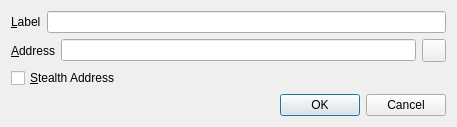
Qt form src/qt/forms/editaddressdialog.ui (aliothcoin/aliothcoin) before a commit.
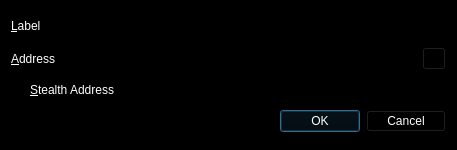
The same form after that commit. Icons and pictures are not drawn.

Diff of the .ui file:
```diff
--- a/src/qt/forms/editaddressdialog.ui
+++ b/src/qt/forms/editaddressdialog.ui
@@ -7,9 +7,424 @@
     <x>0</x>
     <y>0</y>
     <width>457</width>
-    <height>126</height>
+    <height>150</height>
    </rect>
   </property>
+  <property name="palette">
+   <palette>
+    <active>
+     <colorrole role="WindowText">
+      <brush brushstyle="SolidPattern">
+       <color alpha="255">
+        <red>255</red>
+        <green>255</green>
+        <blue>255</blue>
+       </color>
+      </brush>
+     </colorrole>
+     <colorrole role="Button">
+      <brush brushstyle="SolidPattern">
+       <color alpha="255">
+        <red>0</red>
+        <green>0</green>
+        <blue>0</blue>
+       </color>
+      </brush>
+     </colorrole>
+     <colorrole role="Light">
+      <brush brushstyle="SolidPattern">
+       <color alpha="255">
+        <red>0</red>
+        <green>0</green>
+        <blue>0</blue>
+       </color>
+      </brush>
+     </colorrole>
+     <colorrole role="Midlight">
+      <brush brushstyle="SolidPattern">
+       <color alpha="255">
+        <red>0</red>
+        <green>0</green>
+        <blue>0</blue>
+       </color>
+      </brush>
+     </colorrole>
+     <colorrole role="Dark">
+      <brush brushstyle="SolidPattern">
+       <color alpha="255">
+        <red>0</red>
+        <green>0</green>
+        <blue>0</blue>
+       </color>
+      </brush>
+     </colorrole>
+     <colorrole role="Mid">
+      <brush brushstyle="SolidPattern">
+       <color alpha="255">
+        <red>0</red>
+        <green>0</green>
+        <blue>0</blue>
+       </color>
+      </brush>
+     </colorrole>
+     <colorrole role="Text">
+      <brush brushstyle="SolidPattern">
+       <color alpha="255">
+        <red>255</red>
+        <green>255</green>
+        <blue>255</blue>
+       </color>
+      </brush>
+     </colorrole>
+     <colorrole role="BrightText">
+      <brush brushstyle="SolidPattern">
+       <color alpha="255">
+        <red>255</red>
+        <green>255</green>
+        <blue>255</blue>
+       </color>
+      </brush>
+     </colorrole>
+     <colorrole role="ButtonText">
+      <brush brushstyle="SolidPattern">
+       <color alpha="255">
+        <red>255</red>
+        <green>255</green>
+        <blue>255</blue>
+       </color>
+      </brush>
+     </colorrole>
+     <colorrole role="Base">
+      <brush brushstyle="SolidPattern">
+       <color alpha="255">
+        <red>0</red>
+        <green>0</green>
+        <blue>0</blue>
+       </color>
+      </brush>
+     </colorrole>
+     <colorrole role="Window">
+      <brush brushstyle="SolidPattern">
+       <color alpha="255">
+        <red>0</red>
+        <green>0</green>
+        <blue>0</blue>
+       </color>
+      </brush>
+     </colorrole>
+     <colorrole role="Shadow">
+      <brush brushstyle="SolidPattern">
+       <color alpha="255">
+        <red>0</red>
+        <green>0</green>
+        <blue>0</blue>
+       </color>
+      </brush>
+     </colorrole>
+     <colorrole role="AlternateBase">
+      <brush brushstyle="SolidPattern">
+       <color alpha="255">
+        <red>0</red>
+        <green>0</green>
+        <blue>0</blue>
+       </color>
+      </brush>
+     </colorrole>
+     <colorrole role="ToolTipBase">
+      <brush brushstyle="SolidPattern">
+       <color alpha="255">
+        <red>255</red>
+        <green>255</green>
+        <blue>220</blue>
+       </color>
+      </brush>
+     </colorrole>
+     <colorrole role="ToolTipText">
+      <brush brushstyle="SolidPattern">
+       <color alpha="255">
+        <red>0</red>
+        <green>0</green>
+        <blue>0</blue>
+       </color>
+      </brush>
+     </colorrole>
+    </active>
+    <inactive>
+     <colorrole role="WindowText">
+      <brush brushstyle="SolidPattern">
+       <color alpha="255">
+        <red>255</red>
+        <green>255</green>
+        <blue>255</blue>
+       </color>
+      </brush>
+     </colorrole>
+     <colorrole role="Button">
+      <brush brushstyle="SolidPattern">
+       <color alpha="255">
+        <red>0</red>
+        <green>0</green>
+        <blue>0</blue>
+       </color>
+      </brush>
+     </colorrole>
+     <colorrole role="Light">
+      <brush brushstyle="SolidPattern">
+       <color alpha="255">
+        <red>0</red>
+        <green>0</green>
+        <blue>0</blue>
+       </color>
+      </brush>
+     </colorrole>
+     <colorrole role="Midlight">
+      <brush brushstyle="SolidPattern">
+       <color alpha="255">
+        <red>0</red>
+        <green>0</green>
+        <blue>0</blue>
+       </color>
+      </brush>
+     </colorrole>
+     <colorrole role="Dark">
+      <brush brushstyle="SolidPattern">
+       <color alpha="255">
+        <red>0</red>
+        <green>0</green>
+        <blue>0</blue>
+       </color>
+      </brush>
+     </colorrole>
+     <colorrole role="Mid">
+      <brush brushstyle="SolidPattern">
+       <color alpha="255">
+        <red>0</red>
+        <green>0</green>
+        <blue>0</blue>
+       </color>
+      </brush>
+     </colorrole>
+     <colorrole role="Text">
+      <brush brushstyle="SolidPattern">
+       <color alpha="255">
+        <red>255</red>
+        <green>255</green>
+        <blue>255</blue>
+       </color>
+      </brush>
+     </colorrole>
+     <colorrole role="BrightText">
+      <brush brushstyle="SolidPattern">
+       <color alpha="255">
+        <red>255</red>
+        <green>255</green>
+        <blue>255</blue>
+       </color>
+      </brush>
+     </colorrole>
+     <colorrole role="ButtonText">
+      <brush brushstyle="SolidPattern">
+       <color alpha="255">
+        <red>255</red>
+        <green>255</green>
+        <blue>255</blue>
+       </color>
+      </brush>
+     </colorrole>
+     <colorrole role="Base">
+      <brush brushstyle="SolidPattern">
+       <color alpha="255">
+        <red>0</red>
+        <green>0</green>
+        <blue>0</blue>
+       </color>
+      </brush>
+     </colorrole>
+     <colorrole role="Window">
+      <brush brushstyle="SolidPattern">
+       <color alpha="255">
+        <red>0</red>
+        <green>0</green>
+        <blue>0</blue>
+       </color>
+      </brush>
+     </colorrole>
+     <colorrole role="Shadow">
+      <brush brushstyle="SolidPattern">
+       <color alpha="255">
+        <red>0</red>
+        <green>0</green>
+        <blue>0</blue>
+       </color>
+      </brush>
+     </colorrole>
+     <colorrole role="AlternateBase">
+      <brush brushstyle="SolidPattern">
+       <color alpha="255">
+        <red>0</red>
+        <green>0</green>
+        <blue>0</blue>
+       </color>
+      </brush>
+     </colorrole>
+     <colorrole role="ToolTipBase">
+      <brush brushstyle="SolidPattern">
+       <color alpha="255">
+        <red>255</red>
+        <green>255</green>
+        <blue>220</blue>
+       </color>
+      </brush>
+     </colorrole>
+     <colorrole role="ToolTipText">
+      <brush brushstyle="SolidPattern">
+       <color alpha="255">
+        <red>0</red>
+        <green>0</green>
+        <blue>0</blue>
+       </color>
+      </brush>
+     </colorrole>
+    </inactive>
+    <disabled>
+     <colorrole role="WindowText">
+      <brush brushstyle="SolidPattern">
+       <color alpha="255">
+        <red>0</red>
+        <green>0</green>
+        <blue>0</blue>
+       </color>
+      </brush>
+     </colorrole>
+     <colorrole role="Button">
+      <brush brushstyle="SolidPattern">
+       <color alpha="255">
+        <red>0</red>
+        <green>0</green>
+        <blue>0</blue>
+       </color>
+      </brush>
+     </colorrole>
+     <colorrole role="Light">
+      <brush brushstyle="SolidPattern">
+       <color alpha="255">
+        <red>0</red>
+        <green>0</green>
+        <blue>0</blue>
+       </color>
+      </brush>
+     </colorrole>
+     <colorrole role="Midlight">
+      <brush brushstyle="SolidPattern">
+       <color alpha="255">
+        <red>0</red>
+        <green>0</green>
+        <blue>0</blue>
+       </color>
+      </brush>
+     </colorrole>
+     <colorrole role="Dark">
+      <brush brushstyle="SolidPattern">
+       <color alpha="255">
+        <red>0</red>
+        <green>0</green>
+        <blue>0</blue>
+       </color>
+      </brush>
+     </colorrole>
+     <colorrole role="Mid">
+      <brush brushstyle="SolidPattern">
+       <color alpha="255">
+        <red>0</red>
+        <green>0</green>
+        <blue>0</blue>
+       </color>
+      </brush>
+     </colorrole>
+     <colorrole role="Text">
+      <brush brushstyle="SolidPattern">
+       <color alpha="255">
+        <red>0</red>
+        <green>0</green>
+        <blue>0</blue>
+       </color>
+      </brush>
+     </colorrole>
+     <colorrole role="BrightText">
+      <brush brushstyle="SolidPattern">
+       <color alpha="255">
+        <red>255</red>
+        <green>255</green>
+        <blue>255</blue>
+       </color>
+      </brush>
+     </colorrole>
+     <colorrole role="ButtonText">
+      <brush brushstyle="SolidPattern">
+       <color alpha="255">
+        <red>0</red>
+        <green>0</green>
+        <blue>0</blue>
+       </color>
+      </brush>
+     </colorrole>
+     <colorrole role="Base">
+      <brush brushstyle="SolidPattern">
+       <color alpha="255">
+        <red>0</red>
+        <green>0</green>
+        <blue>0</blue>
+       </color>
+      </brush>
+     </colorrole>
+     <colorrole role="Window">
+      <brush brushstyle="SolidPattern">
+       <color alpha="255">
+        <red>0</red>
+        <green>0</green>
+        <blue>0</blue>
+       </color>
+      </brush>
+     </colorrole>
+     <colorrole role="Shadow">
+      <brush brushstyle="SolidPattern">
+       <color alpha="255">
+        <red>0</red>
+        <green>0</green>
+        <blue>0</blue>
+       </color>
+      </brush>
+     </colorrole>
+     <colorrole role="AlternateBase">
+      <brush brushstyle="SolidPattern">
+       <color alpha="255">
+        <red>0</red>
+        <green>0</green>
+        <blue>0</blue>
+       </color>
+      </brush>
+     </colorrole>
+     <colorrole role="ToolTipBase">
+      <brush brushstyle="SolidPattern">
+       <color alpha="255">
+        <red>255</red>
+        <green>255</green>
+        <blue>220</blue>
+       </color>
+      </brush>
+     </colorrole>
+     <colorrole role="ToolTipText">
+      <brush brushstyle="SolidPattern">
+       <color alpha="255">
+        <red>0</red>
+        <green>0</green>
+        <blue>0</blue>
+       </color>
+      </brush>
+     </colorrole>
+    </disabled>
+   </palette>
+  </property>
   <property name="windowTitle">
    <string>Edit Address</string>
   </property>
```
